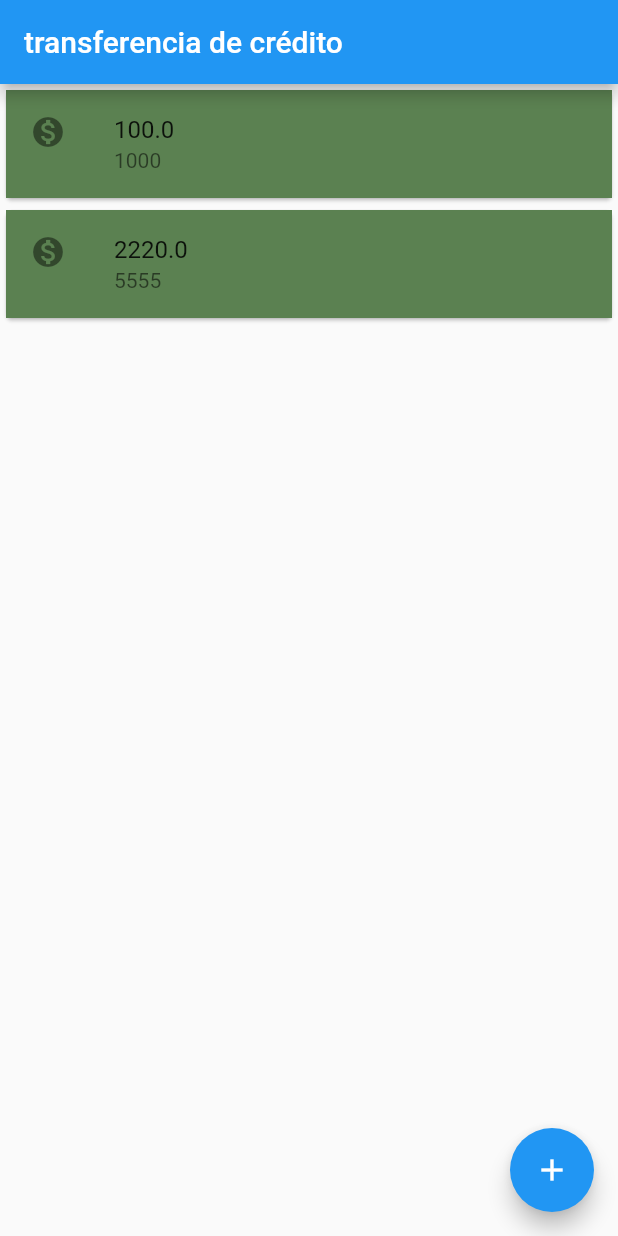
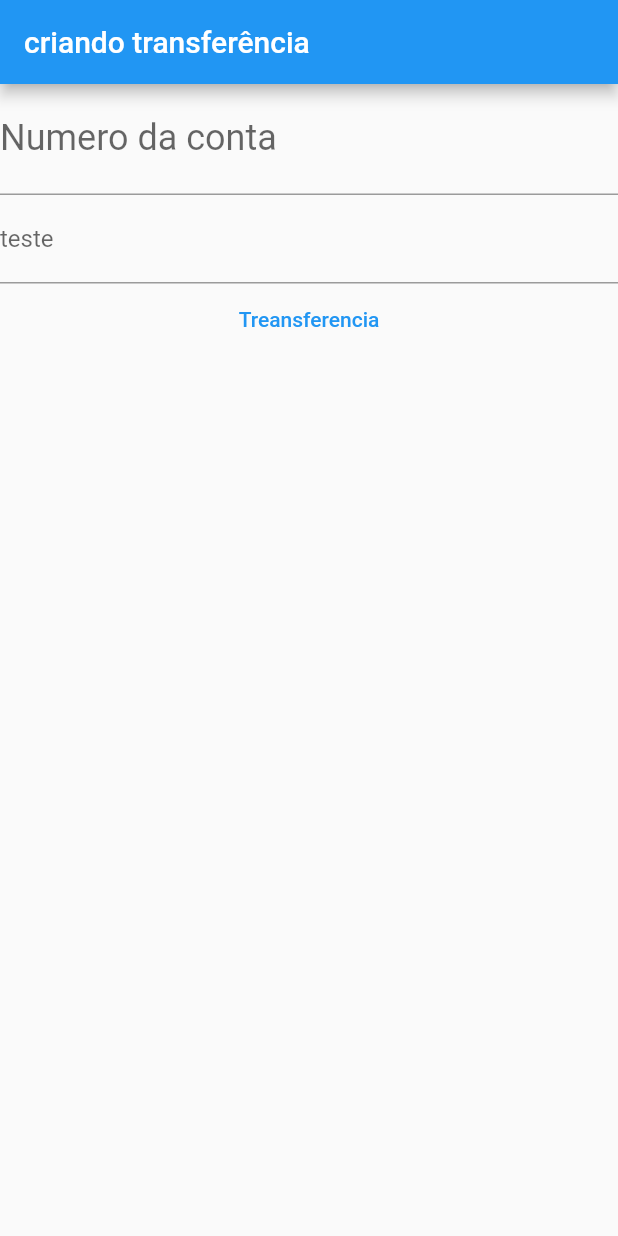
Before and after one commit to eduslug/bytebanck-flutter, a Flutter app: the screen it shows after launch, on a phone screen of 412 x 824 dp. Run offline on Flutter 3.47's test engine with Material 2 defaults, Android fonts, the phone set to English and light mode, and no system bars.

Commit message:
refatoracao body

```diff
--- a/lib/main.dart
+++ b/lib/main.dart
@@ -1,27 +1,65 @@
 import 'package:flutter/material.dart';
 
 void main() {
-  runApp(MaterialApp(
+  runApp(BytebankApp());
+}
+
+class BytebankApp extends StatelessWidget {
+  @override
+  Widget build(BuildContext context) {
+    return MaterialApp(
         home: Scaffold(
+      body: FormularioTransfencia(),
+    ));
+  }
+}
+
+class FormularioTransfencia extends StatelessWidget {
+  @override
+  Widget build(BuildContext context) {
+    return Scaffold(
         appBar: AppBar(
-      title: Text('transferencia de crédito'),
+          title: Text('criando transferência'),
         ),
-    body: ListaTrasferencia(),
-    floatingActionButton: FloatingActionButton(
+        body: Column(
+          children: <Widget>[
+            TextField(
+              style: TextStyle(fontSize: 24.0),
+              decoration: InputDecoration(
+                  labelText: 'Numero da conta', hintText: '1000'),
+            ),
+            TextField(
+              decoration: InputDecoration(labelText: 'teste'),
+            ),
+            TextButton(
+              style: ButtonStyle(
+                foregroundColor: MaterialStateProperty.all<Color>(Colors.blue),
+              ),
               onPressed: () {},
-      child: Icon(Icons.add),
-    ),
-  )));
+              child: Text('Treansferencia'),
+            )
+          ],
+        ));
+  }
 }
 
 class ListaTrasferencia extends StatelessWidget {
   @override
   Widget build(BuildContext context) {
     // TODO: implement build
-    return Column(children: <Widget>[
+    return Scaffold(
+      appBar: AppBar(
+        title: Text('transferencia de crédito'),
+      ),
+      body: Column(children: <Widget>[
         ItensTransferencias(Transferencia(100.0, 1000)),
         ItensTransferencias(Transferencia(2220, 5555)),
-    ]);
+      ]),
+      floatingActionButton: FloatingActionButton(
+        onPressed: () {},
+        child: Icon(Icons.add),
+      ),
+    );
   }
 }
 
```
Lines whose indentation alone changed are shown as unchanged.
